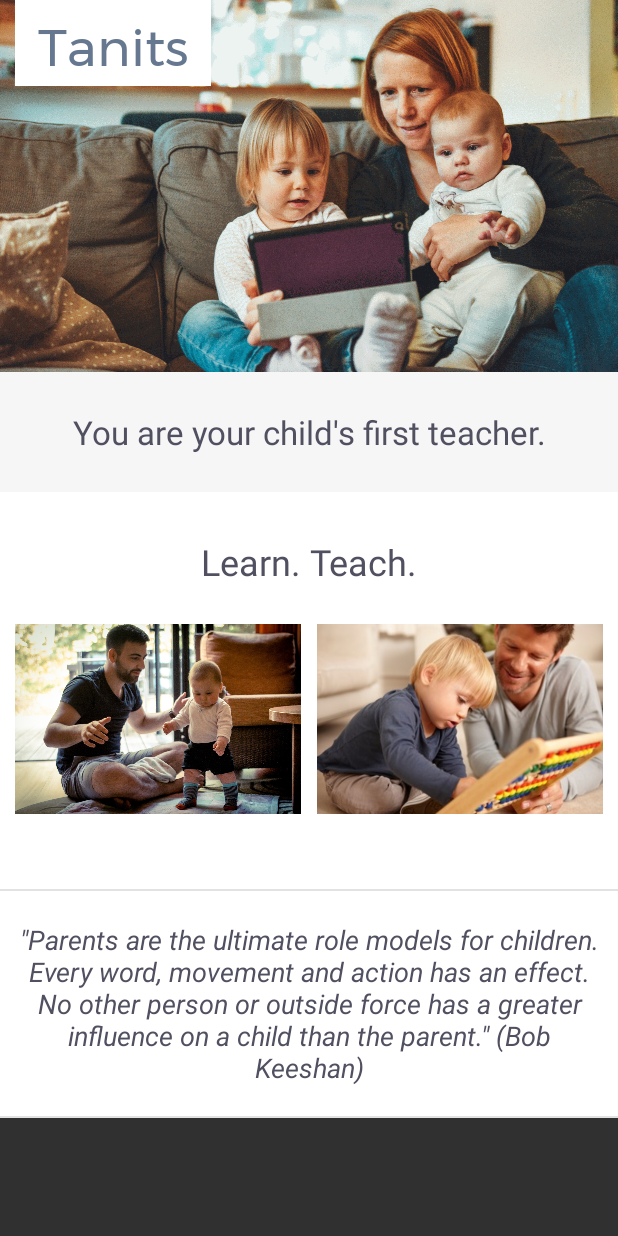
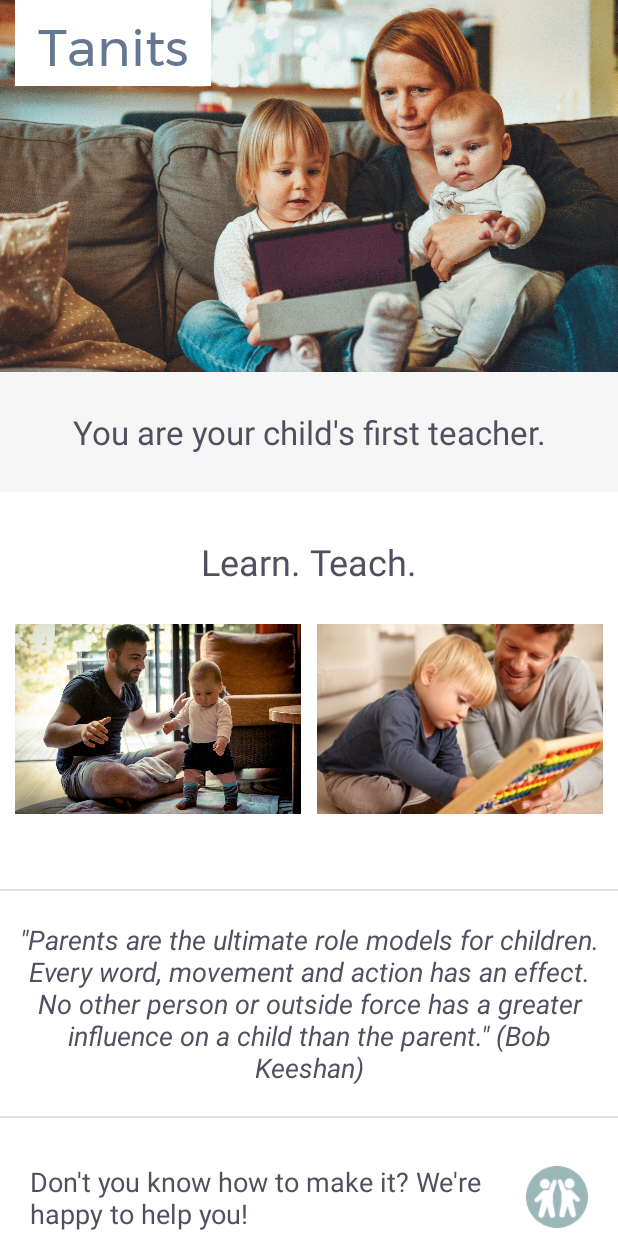
Before and after one commit to judit-juhasz/abnd-single-screen, an Android app: the screen it shows after launch (MainActivity), on a phone screen of 412 x 824 dp. Run offline under Robolectric (Android 15) with nearby library versions, the phone set to English and light mode, and no system bars.

Commit message:
Add footer text

```diff
--- a/app/src/main/res/layout/activity_main.xml
+++ b/app/src/main/res/layout/activity_main.xml
@@ -61,6 +61,22 @@
         <View
             style="@style/Line"/>
 
+        <LinearLayout
+            style="@style/HelpLinearLayout">
+
+
+            <TextView
+                android:text="@string/tv_help"
+                style="@style/HelpText"/>
+
+
+
+            <ImageView
+                android:src="@drawable/help_icon"
+                style="@style/PictureHelp"/>
+
+        </LinearLayout>
+
     </LinearLayout>
 
 </ScrollView>
--- a/app/src/main/res/values/strings.xml
+++ b/app/src/main/res/values/strings.xml
@@ -5,4 +5,5 @@
     <string name="tv_lead_text">You are your child\'s first teacher.</string>
     <string name="tv_visuals_title">Learn. Teach.</string>
     <string name="tv_quote">\"Parents are the ultimate role models for children. Every word, movement and action has an effect. No other person or outside force has a greater influence on a child than the parent.\" (Bob Keeshan)</string>
+    <string name="tv_help">Don\'t you know how to make it? We\'re happy to help you!</string>
 </resources>
--- a/app/src/main/res/values/styles.xml
+++ b/app/src/main/res/values/styles.xml
@@ -82,4 +82,35 @@
         <item name="android:background">@color/colorBackgroundLine</item>
     </style>
 
+    <style name="HelpLinearLayout">
+        <!-- Customize your theme here. -->
+        <item name="android:layout_width">match_parent</item>
+        <item name="android:layout_height">wrap_content</item>
+        <item name="android:orientation">horizontal</item>
+        <item name="android:layout_marginTop">@dimen/layout_xl_margin_padding</item>
+        <item name="android:layout_marginBottom">@dimen/layout_xl_margin_padding</item>
+        <item name="android:layout_marginLeft">@dimen/layout_large_margin_padding</item>
+        <item name="android:layout_marginRight">@dimen/layout_large_margin_padding</item>
+    </style>
+
+    <style name="HelpText">
+        <!-- Customize your theme here. -->
+        <item name="android:layout_width">@dimen/width_zero</item>
+        <item name="android:layout_height">wrap_content</item>
+        <item name="android:layout_weight">8</item>
+        <item name="android:textColor">@color/colorNormalText</item>
+        <item name="android:textSize">@dimen/textsize_small</item>
+        <item name="android:layout_gravity">center_vertical</item>
+    </style>
+
+    <style name="PictureHelp">
+        <!-- Customize your theme here. -->
+        <item name="android:layout_width">@dimen/width_zero</item>
+        <item name="android:layout_height">wrap_content</item>
+        <item name="android:layout_weight">1</item>
+        <item name="android:adjustViewBounds">true</item>
+        <item name="android:scaleType">centerCrop</item>
+        <item name="android:layout_gravity">center_vertical</item>
+    </style>
+
 </resources>
```
Also changed, not shown: app/src/main/res/drawable/help_icon.png (added).
